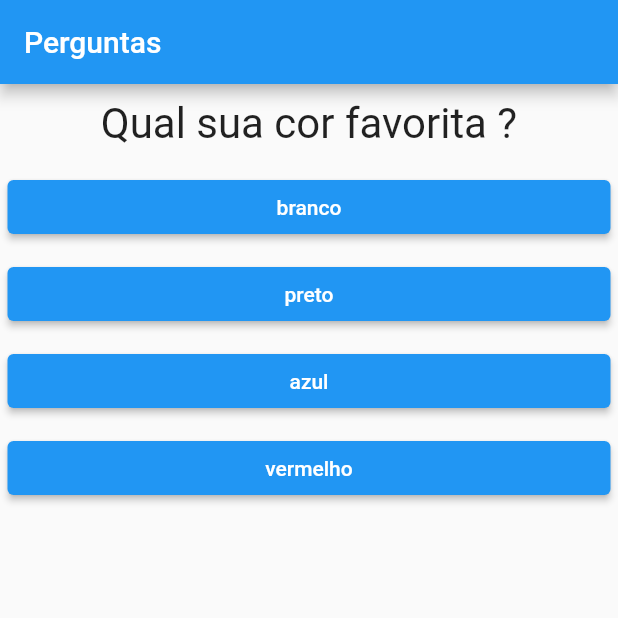
After one commit to pgabrieldeveloper/perguntas_repostas, a Flutter app: the screen it shows after launch, on a phone screen of 412 x 824 dp, the top half of it. The commit adds this screen. Run offline on Flutter 3.47's test engine with Material 2 defaults, Android fonts, the phone set to English and light mode, and no system bars; missing offline and left inert: dart:html.

Commit message:
refactor(Questionario): criando componente questionario

```diff
--- a/lib/main.dart
+++ b/lib/main.dart
@@ -1,6 +1,8 @@
 import 'package:flutter/material.dart';
 import 'package:perguntas_respostas/questao.dart';
+import 'package:perguntas_respostas/questionario.dart';
 import 'package:perguntas_respostas/resposta.dart';
+import 'package:perguntas_respostas/resultado.dart';
 
 main() {
   runApp(PerguntaApp());
@@ -55,18 +57,8 @@ class _PerguntaAppState extends State<PerguntaApp> {
           title: Text('Perguntas'),
         ),
         body: temPerguntaSelecionada
-            ? Column(
-                children: [
-                  Qeustao(_perguntas[_indicePergunta]['texto'].toString()),
-                  ...widgets
-                ],
-              )
-            : Center(
-                child: Text(
-                  'Parabéns !',
-                  style: TextStyle(fontSize: 28),
-                ),
-              ),
+            ? Questionario(widgets, _perguntas, _responder, _indicePergunta)
+            : Resultado(),
       ),
     );
   }
--- /dev/null
+++ b/lib/questionario.dart
@@ -0,0 +1,21 @@
+import 'package:flutter/cupertino.dart';
+import 'package:perguntas_respostas/questao.dart';
+
+class Questionario extends StatelessWidget {
+  final List<Map<String, Object>> _perguntas;
+  final List<Widget> _Respostas;
+  final int _indicePergunta;
+  final void Function() onSelect;
+  Questionario(
+      this._Respostas, this._perguntas, this.onSelect, this._indicePergunta);
+
+  @override
+  Widget build(BuildContext context) {
+    return Column(
+      children: [
+        Qeustao(_perguntas[_indicePergunta]['texto'].toString()),
+        ..._Respostas
+      ],
+    );
+  }
+}
```
Also changed, not shown: lib/resultado.dart (added, +13 -0 lines).
